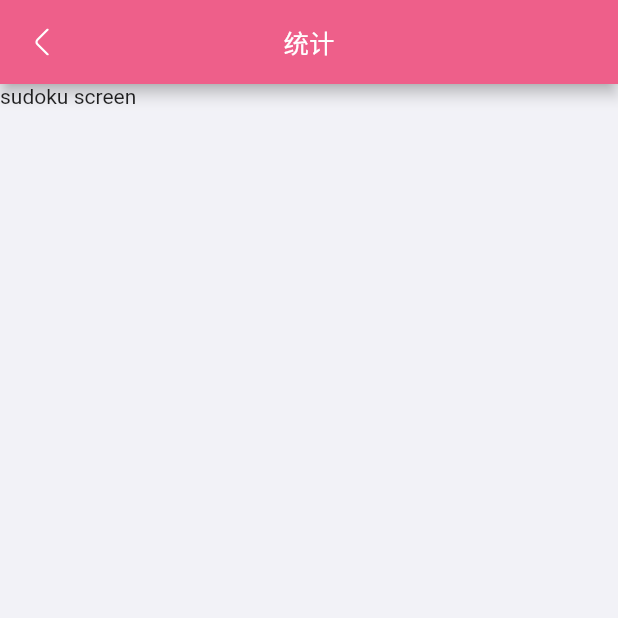
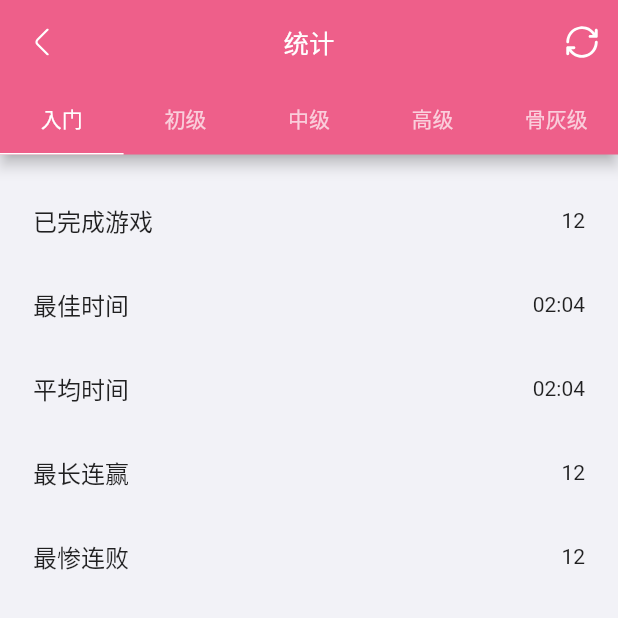
Before and after one commit to huhx/flutter_sudoku, a Flutter app: the SudokuStatisticsScreen screen opened directly, on a phone screen of 412 x 824 dp, the top half of it. Run offline on Flutter 3.47's test engine with Material 2 defaults, Android fonts, the phone set to English and light mode, and no system bars; drawn by our look-alikes of pull_to_refresh; our stand-ins replace badges, dio, double_back_to_close, envied, equatable, flutter_hooks and 15 more; missing offline and left inert: dio_http_formatter, flutter_deep_links; accounts and stored records are empty; generated files the repository leaves out were written again; statements that could not run were skipped.

Commit message:
[huhx] -feat: add simple statistics detail screen

```diff
--- /dev/null
+++ b/lib/business/home/sudoku_statistics_detail_screen.dart
@@ -0,0 +1,37 @@
+import 'package:flutter/material.dart';
+import 'package:flutter_sudoku/model/sudoku.dart';
+
+class SudokuStatisticsDetailScreen extends StatelessWidget {
+  final Difficulty difficulty;
+
+  const SudokuStatisticsDetailScreen(this.difficulty, {super.key});
+
+  @override
+  Widget build(BuildContext context) {
+    return ListView(
+      padding: const EdgeInsets.symmetric(horizontal: 6, vertical: 16),
+      children: const [
+        ListTile(
+          title: Text("已完成游戏"),
+          trailing: Text("12"),
+        ),
+        ListTile(
+          title: Text("最佳时间"),
+          trailing: Text("02:04"),
+        ),
+        ListTile(
+          title: Text("平均时间"),
+          trailing: Text("02:04"),
+        ),
+        ListTile(
+          title: Text("最长连赢"),
+          trailing: Text("12"),
+        ),
+        ListTile(
+          title: Text("最惨连败"),
+          trailing: Text("12"),
+        ),
+      ],
+    );
+  }
+}
--- a/lib/business/home/sudoku_statistics_screen.dart
+++ b/lib/business/home/sudoku_statistics_screen.dart
@@ -1,17 +1,38 @@
 import 'package:flutter/material.dart';
 import 'package:flutter_sudoku/component/appbar_back_button.dart';
+import 'package:flutter_sudoku/component/svg_action_icon.dart';
+import 'package:flutter_sudoku/model/sudoku.dart';
+import 'package:flutter_sudoku/util/comm_util.dart';
+
+import 'sudoku_statistics_detail_screen.dart';
 
 class SudokuStatisticsScreen extends StatelessWidget {
   const SudokuStatisticsScreen({super.key});
 
   @override
   Widget build(BuildContext context) {
-    return Scaffold(
-      appBar: AppBar(
-        leading: const AppbarBackButton(),
-        title: const Text("统计"),
+    return DefaultTabController(
+      length: Difficulty.values.length,
+      child: Scaffold(
+        appBar: AppBar(
+          leading: const AppbarBackButton(),
+          title: const Text("统计"),
+          actions: [
+            SvgActionIcon(
+              name: 'reset',
+              onPressed: () => CommUtil.toBeDev(),
+            ),
+          ],
+          bottom: TabBar(
+            tabs: Difficulty.values.map((difficulty) => Tab(text: difficulty.label)).toList(),
+            indicatorColor: Colors.white,
+            indicatorWeight: 1,
+          ),
+        ),
+        body: TabBarView(
+          children: Difficulty.values.map((difficulty) => SudokuStatisticsDetailScreen(difficulty)).toList(),
+        ),
       ),
-      body: const Text("sudoku screen"),
     );
   }
 }
--- a/lib/business/record/sudoku_record_list_screen.dart
+++ b/lib/business/record/sudoku_record_list_screen.dart
@@ -100,7 +100,6 @@ class _SudokuRecordListScreenState extends State<SudokuRecordListScreen> {
                       ),
                     ),
                     content: ListView.builder(
-                      padding: EdgeInsets.zero,
                       primary: false,
                       shrinkWrap: true,
                       itemBuilder: (context, index) {
```
Also changed, not shown: assets/svg/reset.svg (added).
